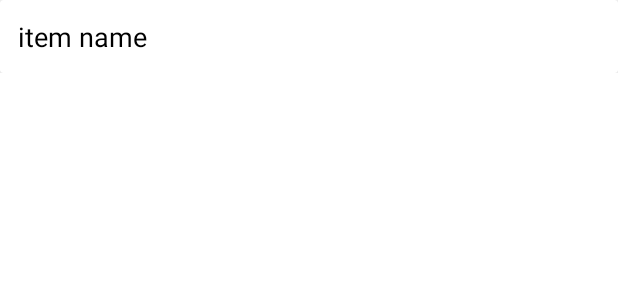
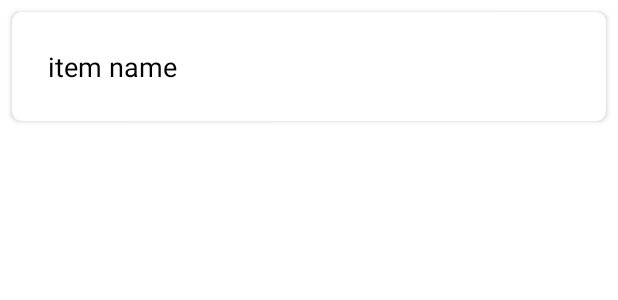
Before and after one commit to LentySprangers/LentyLists, an Android app: the layout simple_list_item.xml on its own in the app's theme, with its tools: preview values and no code run, on a phone screen of 412 x 824 dp. Shown: the top 300 px of the screen. Run offline under Robolectric (Android 15) with nearby library versions, the phone set to English and light mode, and no system bars.

Commit message:
minor changes

```diff
--- a/app/src/main/res/layout/content_main.xml
+++ b/app/src/main/res/layout/content_main.xml
@@ -21,7 +21,8 @@
         android:layout_width="match_parent"
         android:layout_height="match_parent"
         android:orientation="vertical"
-        app:layout_behavior="@string/appbar_scrolling_view_behavior" />
+        app:layout_behavior="@string/appbar_scrolling_view_behavior"
+        android:background="@color/babyPink" />
 
     <com.google.android.material.floatingactionbutton.FloatingActionButton
         android:id="@+id/fab"
--- a/app/src/main/res/layout/simple_list_item.xml
+++ b/app/src/main/res/layout/simple_list_item.xml
@@ -4,12 +4,16 @@
     android:orientation="vertical"
     android:layout_width="match_parent"
     android:layout_height="wrap_content"
+
     android:id="@+id/mainLayout">
 
     <androidx.cardview.widget.CardView
         android:id="@+id/cardView"
         android:layout_width="match_parent"
-        android:layout_height="wrap_content">
+        android:layout_height="wrap_content"
+        android:layout_margin="8dp"
+        app:cardCornerRadius="6dp"
+        android:backgroundTint="@color/white">
 
         <androidx.constraintlayout.widget.ConstraintLayout
             android:layout_width="match_parent"
@@ -21,6 +25,7 @@
                 android:layout_width="wrap_content"
                 android:layout_height="wrap_content"
                 android:text="item name"
+                android:padding="12dp"
                 android:textSize="18sp"
                 android:textColor="#000"
                 app:layout_constraintBottom_toBottomOf="parent"
```
